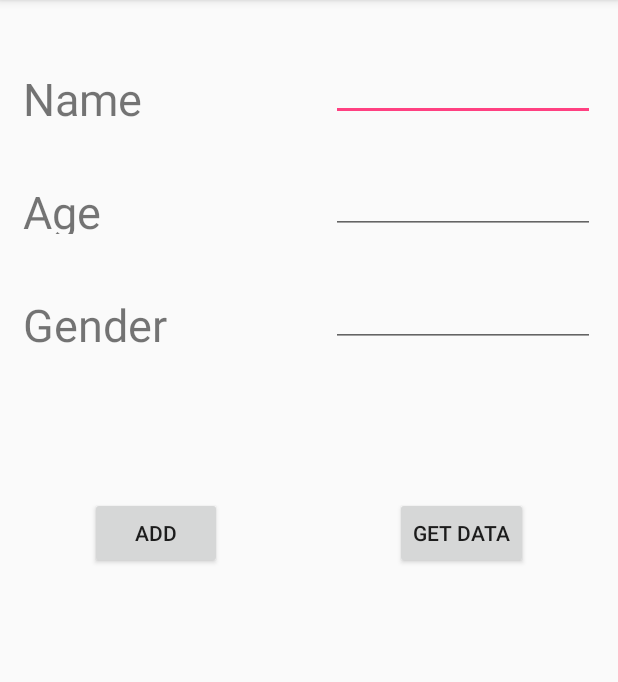
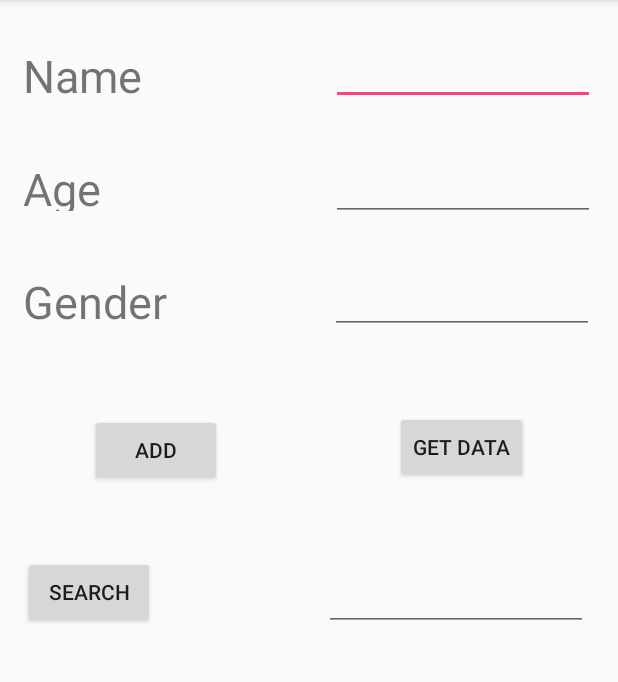
Before and after one commit to juggernautjosh5/myContactApp, an Android app: the screen it shows after launch (MainActivity), on a phone screen of 412 x 824 dp, the part 84-766 px from its top. Run offline under Robolectric (Android 15) with nearby library versions, the phone set to English and light mode, and no system bars.

Commit message:
Update 5/18
Added the search and just generally made it work

```diff
--- a/myContactApp/app/src/main/java/com/example/macbookstudiopro/mycontactapp/DataBaseHelper.java
+++ b/myContactApp/app/src/main/java/com/example/macbookstudiopro/mycontactapp/DataBaseHelper.java
@@ -22,12 +22,12 @@ public class DataBaseHelper extends SQLiteOpenHelper{
 
 
     public DataBaseHelper(Context context){
-        super(context, DATABASE_NAME, null, 1);
+        super(context, DATABASE_NAME, null, 4);
     }
 
     @Override
     public void onCreate(SQLiteDatabase db) {
-        db.execSQL("CREATE TABLE " + TABLE_NAME + " (ID INTEGER PRIMARY KEY AUTOINCREMENT, NAME TEXT)");
+        db.execSQL("CREATE TABLE " + TABLE_NAME + " (ID INTEGER PRIMARY KEY AUTOINCREMENT, NAME TEXT,AGE TEXT,GENDER TEXT)");
 
     }
 
--- a/myContactApp/app/src/main/res/layout/activity_main.xml
+++ b/myContactApp/app/src/main/res/layout/activity_main.xml
@@ -38,42 +38,53 @@
         android:textAlignment="viewStart"
         android:textSize="30sp"
         app:layout_constraintTop_toTopOf="parent"
-        android:layout_marginTop="45dp"
+        android:layout_marginTop="30dp"
         android:layout_marginLeft="15dp"
         app:layout_constraintLeft_toLeftOf="parent" />
 
     <EditText
         android:id="@+id/editText_Name"
         android:layout_width="176dp"
-        android:layout_height="35dp"
+        android:layout_height="50dp"
+        android:layout_marginRight="15dp"
+        android:layout_marginTop="20dp"
         android:ems="10"
         android:inputType="textPersonName"
-        app:layout_constraintTop_toTopOf="parent"
-        android:layout_marginTop="45dp"
-        android:layout_marginRight="15dp"
-        app:layout_constraintRight_toRightOf="parent" />
+        app:layout_constraintRight_toRightOf="parent"
+        app:layout_constraintTop_toTopOf="parent" />
 
     <EditText
         android:id="@+id/editText_Gender"
         android:layout_width="176dp"
-        android:layout_height="35dp"
+        android:layout_height="50dp"
+        android:layout_marginRight="16dp"
+        android:layout_marginTop="25dp"
         android:ems="10"
         android:inputType="textPersonName"
-        android:layout_marginRight="15dp"
         app:layout_constraintRight_toRightOf="parent"
-        android:layout_marginTop="40dp"
+        app:layout_constraintTop_toBottomOf="@+id/editText_Age" />
+
+    <EditText
+        android:id="@+id/editText_Search"
+        android:layout_width="176dp"
+        android:layout_height="50dp"
+        android:layout_marginRight="20dp"
+        android:layout_marginTop="223dp"
+        android:ems="10"
+        android:inputType="textPersonName"
+        app:layout_constraintRight_toRightOf="parent"
         app:layout_constraintTop_toBottomOf="@+id/editText_Age" />
 
     <EditText
         android:id="@+id/editText_Age"
         android:layout_width="176dp"
-        android:layout_height="35dp"
+        android:layout_height="50dp"
+        android:layout_marginRight="15dp"
+        android:layout_marginTop="27dp"
         android:ems="10"
         android:inputType="textPersonName"
-        android:layout_marginTop="40dp"
-        app:layout_constraintTop_toBottomOf="@+id/editText_Name"
-        android:layout_marginRight="15dp"
-        app:layout_constraintRight_toRightOf="parent" />
+        app:layout_constraintRight_toRightOf="parent"
+        app:layout_constraintTop_toBottomOf="@+id/editText_Name" />
 
     <Button
         android:id="@+id/button_add"
@@ -82,7 +93,7 @@
         android:nestedScrollingEnabled="true"
         android:onClick="addData"
         android:text="Add"
-        android:layout_marginTop="100dp"
+        android:layout_marginTop="60dp"
         app:layout_constraintTop_toBottomOf="@+id/textView3"
         android:layout_marginLeft="60dp"
         app:layout_constraintLeft_toLeftOf="parent" />
@@ -93,9 +104,20 @@
         android:layout_height="wrap_content"
         android:onClick="viewData"
         android:text="Get Data"
-        android:layout_marginTop="100dp"
+        android:layout_marginTop="51dp"
         app:layout_constraintTop_toBottomOf="@+id/editText_Gender"
         android:layout_marginRight="60dp"
         app:layout_constraintRight_toRightOf="parent" />
 
+    <Button
+        android:id="@+id/button"
+        android:layout_width="wrap_content"
+        android:layout_height="wrap_content"
+        android:layout_marginLeft="0dp"
+        android:layout_marginTop="0dp"
+        android:onClick="searchName"
+        android:text="Search"
+        app:layout_constraintLeft_toLeftOf="@+id/textView3"
+        app:layout_constraintTop_toTopOf="@+id/editText_Search" />
+
 </android.support.constraint.ConstraintLayout>
```
Also changed, not shown: myContactApp/app/src/main/java/com/example/macbookstudiopro/mycontactapp/MainActivity.java (+40 -3 lines).
